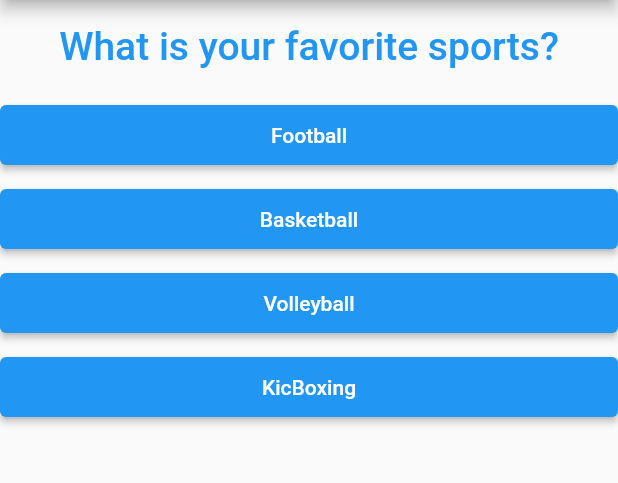
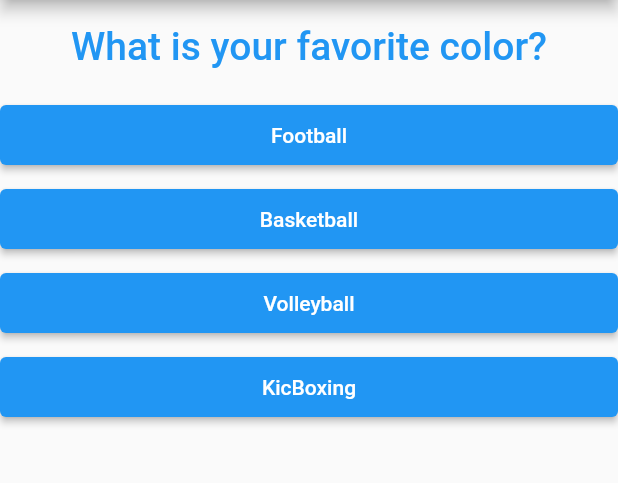
Before and after one commit to MohamedEssam9009/quiz_app, a Flutter app: the screen it shows after launch, after a tap on "Football", on a phone screen of 412 x 824 dp, the part 84-567 px from its top. Run offline on Flutter 3.47's test engine with Material 3 defaults, Android fonts, the phone set to English and light mode, and no system bars.

Commit message:
Changing the answers based on the questions

```diff
--- a/lib/main.dart
+++ b/lib/main.dart
@@ -14,7 +14,7 @@ class MyApp extends StatelessWidget {
       debugShowCheckedModeBanner: false,
       title: 'Quiz App',
       theme: ThemeData(useMaterial3: false),
-      home: const HomePage(),
+      home:  HomePage(),
     );
   }
 }
--- /dev/null
+++ b/lib/models/question_item_model.dart
@@ -0,0 +1,12 @@
+class QuestionItemModel {
+  final String title;
+
+  QuestionItemModel({required this.title});
+}
+
+List<QuestionItemModel> questions = [
+  QuestionItemModel(title: 'What is your favorite sports?'),
+  QuestionItemModel(title: 'What is your favorite color?'),
+  QuestionItemModel(title: 'What is your favorite animal?'),
+  QuestionItemModel(title: 'What is your favorite bird?'),
+];
--- a/lib/pages/home_page.dart
+++ b/lib/pages/home_page.dart
@@ -1,9 +1,17 @@
 import 'package:flutter/material.dart';
 import 'package:quiz_app/models/answer_item_model.dart';
+import 'package:quiz_app/models/question_item_model.dart';
 import 'package:quiz_app/widgets/answer_item.dart';
 
-class HomePage extends StatelessWidget {
+class HomePage extends StatefulWidget {
   const HomePage({super.key});
+
+  @override
+  State<HomePage> createState() => _HomePageState();
+}
+
+class _HomePageState extends State<HomePage> {
+  int questionIndex = 0;
 
   @override
   Widget build(BuildContext context) {
@@ -15,11 +23,11 @@ class HomePage extends StatelessWidget {
       body: Center(
         child: Column(
           children: [
-            const Padding(
-              padding: EdgeInsets.only(top: 16.0, bottom: 16.0),
+            Padding(
+              padding: const EdgeInsets.only(top: 16.0, bottom: 16.0),
               child: Text(
-                'What is your favorite sports?',
-                style: TextStyle(
+                questions[questionIndex].title,
+                style: const TextStyle(
                   fontSize: 26.0,
                   fontWeight: FontWeight.w500,
                   color: Colors.blue,
@@ -29,7 +37,16 @@ class HomePage extends StatelessWidget {
             Column(
               children: answersForFirstQuestion.map(
                 (answerMap) {
-                  return AnswerItem(answerMap: answerMap);
+                  return AnswerItem(
+                    answerMap: answerMap,
+                    questionIndexChangeCallBack: () {
+                      if (questionIndex + 1 < questions.length) {
+                        setState(() {
+                          questionIndex += 1;
+                        });
+                      }
+                    },
+                  );
                 },
               ).toList(),
             ),
--- a/lib/widgets/answer_item.dart
+++ b/lib/widgets/answer_item.dart
@@ -3,8 +3,13 @@ import 'package:quiz_app/models/answer_item_model.dart';
 
 class AnswerItem extends StatelessWidget {
   final AnswerItemModel answerMap;
+  final VoidCallback questionIndexChangeCallBack;
 
-  const AnswerItem({super.key, required this.answerMap});
+  const AnswerItem({
+    super.key,
+    required this.answerMap,
+    required this.questionIndexChangeCallBack,
+  });
 
   @override
   Widget build(BuildContext context) {
@@ -14,7 +19,10 @@ class AnswerItem extends StatelessWidget {
         width: double.infinity,
         height: 40.0,
         child: ElevatedButton(
-          onPressed: answerMap.onPressed,
+          onPressed: () {
+            answerMap.onPressed();
+            questionIndexChangeCallBack();
+          },
           child: Text(answerMap.title),
         ),
       ),
```
